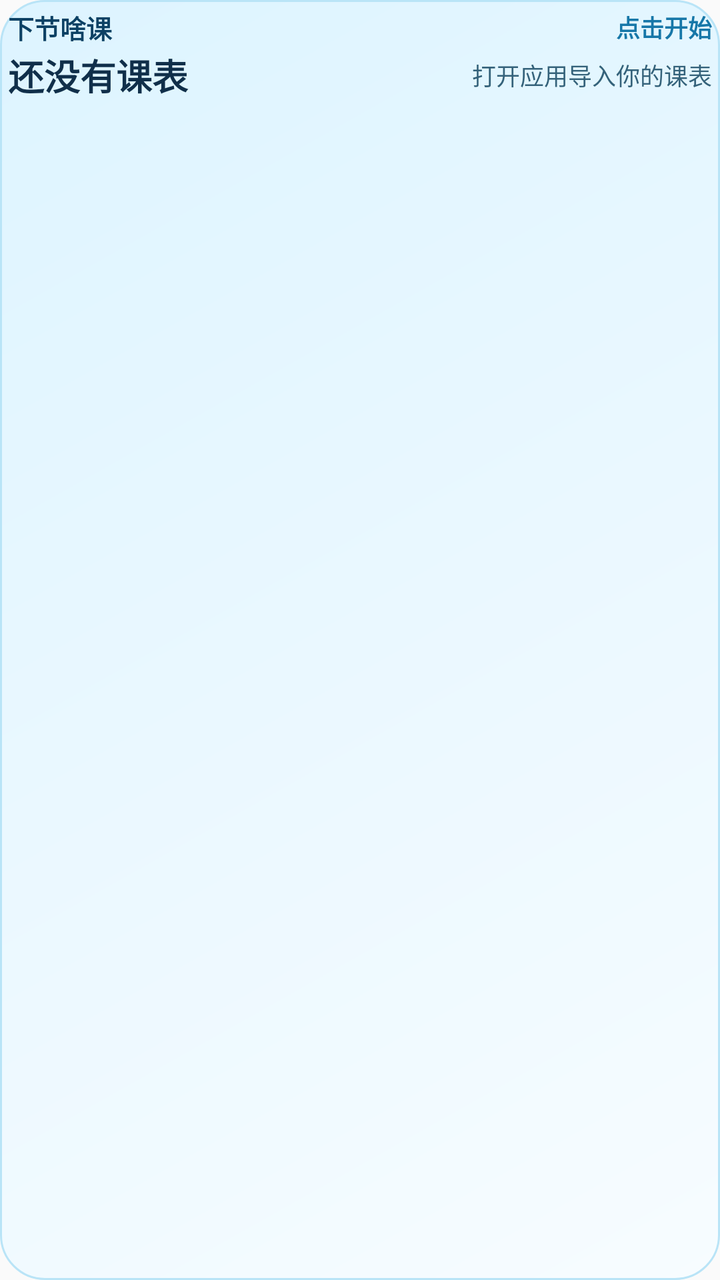
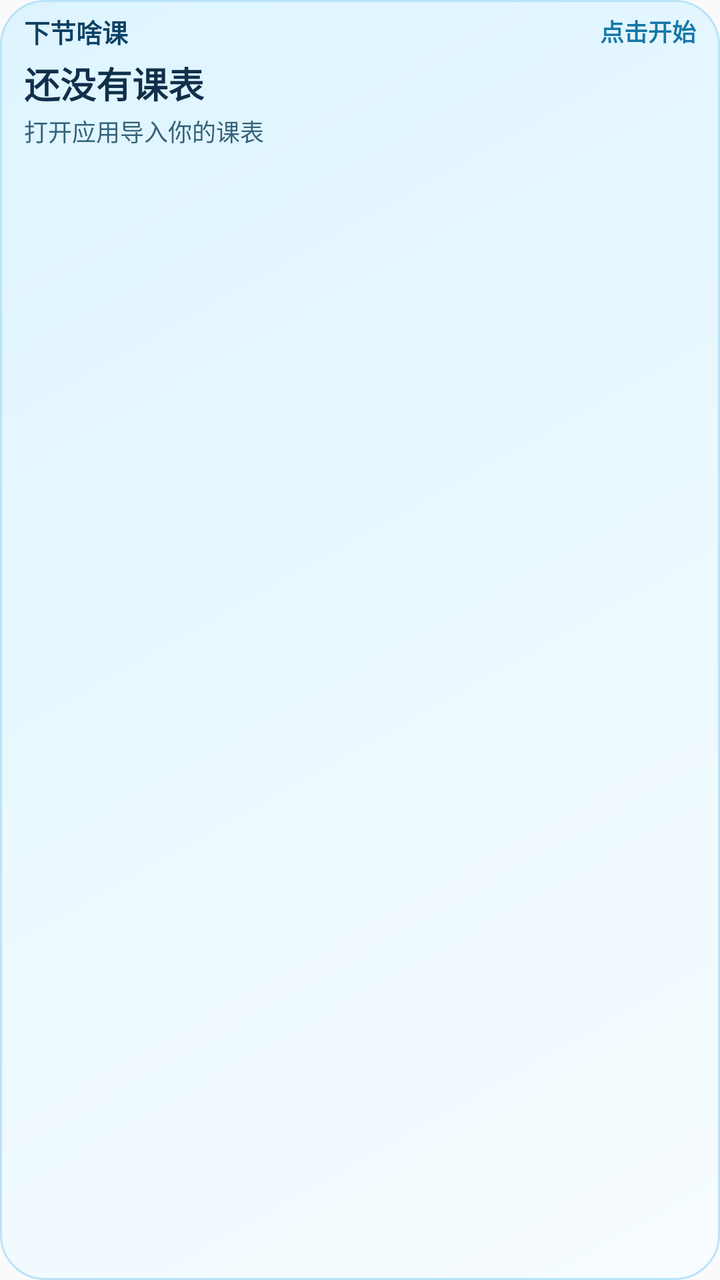

Two renders of the same Android screen: before a commit and after it. Below are the layout's source before the change and the commit's diff.
<!-- AndroidManifest.xml: application theme android:Theme.Material.Light.NoActionBar -->
<!-- res/layout/widget_next_class.xml -->
<?xml version="1.0" encoding="utf-8"?>
<LinearLayout xmlns:android="http://schemas.android.com/apk/res/android"
    android:id="@+id/widget_root"
    android:layout_width="match_parent"
    android:layout_height="match_parent"
    android:background="@drawable/widget_background"
    android:clickable="true"
    android:focusable="true"
    android:orientation="vertical"
    android:padding="4dp">

    <LinearLayout
        android:layout_width="match_parent"
        android:layout_height="wrap_content"
        android:gravity="center_vertical"
        android:orientation="horizontal">

        <TextView
            android:layout_width="0dp"
            android:layout_height="wrap_content"
            android:layout_weight="1"
            android:text="下节啥课"
            android:textColor="#0C4164"
            android:textSize="13sp"
            android:textStyle="bold" />

        <TextView
            android:id="@+id/widget_countdown"
            android:layout_width="wrap_content"
            android:layout_height="wrap_content"
            android:text="点击开始"
            android:textColor="#1677A8"
            android:ellipsize="end"
            android:maxLines="1"
            android:textSize="12sp"
            android:textStyle="bold" />
    </LinearLayout>

    <LinearLayout
        android:layout_width="match_parent"
        android:layout_height="wrap_content"
        android:layout_marginTop="1dp"
        android:gravity="center_vertical"
        android:orientation="horizontal">

        <TextView
            android:id="@+id/widget_course"
            android:layout_width="0dp"
            android:layout_height="wrap_content"
            android:layout_weight="1"
            android:ellipsize="end"
            android:maxLines="1"
            android:text="还没有课表"
            android:textColor="#102F4A"
            android:textSize="18sp"
            android:textStyle="bold" />

        <TextView
            android:id="@+id/widget_meta"
            android:layout_width="wrap_content"
            android:layout_height="wrap_content"
            android:ellipsize="end"
            android:maxLines="1"
            android:text="打开应用导入你的课表"
            android:textColor="#34627A"
            android:textSize="12sp" />
    </LinearLayout>

</LinearLayout>
<!-- resources referenced by this layout -->
<resources>
  <!-- drawable widget_background (drawable) -->
  <?xml version="1.0" encoding="utf-8"?>
  <shape xmlns:android="http://schemas.android.com/apk/res/android" android:shape="rectangle">
      <gradient
          android:angle="135"
          android:endColor="#DDF4FF"
          android:startColor="#F7FCFF" />
      <corners android:radius="22dp" />
      <stroke android:width="1dp" android:color="#B9E4F7" />
      <padding android:left="1dp" android:top="1dp" android:right="1dp" android:bottom="1dp" />
  </shape>
</resources>

<!-- the commit's change to res/layout/widget_next_class.xml (unified diff, before → after) -->
@@ -7,7 +7,10 @@
     android:clickable="true"
     android:focusable="true"
     android:orientation="vertical"
-    android:padding="4dp">
+    android:paddingLeft="12dp"
+    android:paddingTop="6dp"
+    android:paddingRight="12dp"
+    android:paddingBottom="6dp">
 
     <LinearLayout
         android:layout_width="match_parent"
@@ -28,42 +31,35 @@
             android:id="@+id/widget_countdown"
             android:layout_width="wrap_content"
             android:layout_height="wrap_content"
+            android:ellipsize="end"
+            android:maxLines="1"
             android:text="点击开始"
             android:textColor="#1677A8"
-            android:ellipsize="end"
-            android:maxLines="1"
             android:textSize="12sp"
             android:textStyle="bold" />
     </LinearLayout>
 
-    <LinearLayout
+    <TextView
+        android:id="@+id/widget_course"
         android:layout_width="match_parent"
         android:layout_height="wrap_content"
-        android:layout_marginTop="1dp"
-        android:gravity="center_vertical"
-        android:orientation="horizontal">
+        android:layout_marginTop="3dp"
+        android:ellipsize="end"
+        android:maxLines="1"
+        android:text="还没有课表"
+        android:textColor="#102F4A"
+        android:textSize="18sp"
+        android:textStyle="bold" />
 
-        <TextView
-            android:id="@+id/widget_course"
-            android:layout_width="0dp"
-            android:layout_height="wrap_content"
-            android:layout_weight="1"
-            android:ellipsize="end"
-            android:maxLines="1"
-            android:text="还没有课表"
-            android:textColor="#102F4A"
-            android:textSize="18sp"
-            android:textStyle="bold" />
-
-        <TextView
-            android:id="@+id/widget_meta"
-            android:layout_width="wrap_content"
-            android:layout_height="wrap_content"
-            android:ellipsize="end"
-            android:maxLines="1"
-            android:text="打开应用导入你的课表"
-            android:textColor="#34627A"
-            android:textSize="12sp" />
-    </LinearLayout>
+    <TextView
+        android:id="@+id/widget_meta"
+        android:layout_width="match_parent"
+        android:layout_height="wrap_content"
+        android:layout_marginTop="2dp"
+        android:ellipsize="end"
+        android:maxLines="1"
+        android:text="打开应用导入你的课表"
+        android:textColor="#34627A"
+        android:textSize="12sp" />
 
 </LinearLayout>
